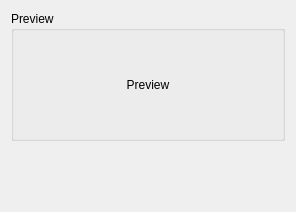
Old version of the form Code/qtdcmPreviewWidget.ui in the repository qtdcm/qtdcm.
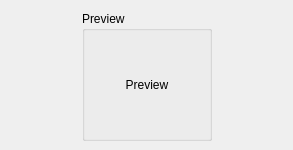
New version of the form.

What changed in the file:
```diff
--- a/Code/qtdcmPreviewWidget.ui
+++ b/Code/qtdcmPreviewWidget.ui
@@ -6,15 +6,27 @@
    <rect>
     <x>0</x>
     <y>0</y>
-    <width>296</width>
-    <height>212</height>
+    <width>293</width>
+    <height>150</height>
    </rect>
   </property>
+  <property name="minimumSize">
+   <size>
+    <width>0</width>
+    <height>150</height>
+   </size>
+  </property>
+  <property name="maximumSize">
+   <size>
+    <width>16777215</width>
+    <height>150</height>
+   </size>
+  </property>
   <property name="windowTitle">
    <string>Form</string>
   </property>
   <layout class="QGridLayout" name="gridLayout_2">
-   <item row="0" column="0">
+   <item row="0" column="1">
     <widget class="QGroupBox" name="previewGroupBox">
      <property name="minimumSize">
       <size>
@@ -26,6 +38,12 @@
       <string>Preview</string>
      </property>
      <layout class="QGridLayout" name="gridLayout">
+      <property name="margin">
+       <number>0</number>
+      </property>
+      <property name="spacing">
+       <number>0</number>
+      </property>
       <item row="0" column="0">
        <widget class="QLabel" name="imageLabel">
         <property name="text">
@@ -39,15 +57,28 @@
      </layout>
     </widget>
    </item>
-   <item row="1" column="0">
-    <spacer name="verticalSpacer">
+   <item row="0" column="0">
+    <spacer name="horizontalSpacer">
      <property name="orientation">
-      <enum>Qt::Vertical</enum>
+      <enum>Qt::Horizontal</enum>
      </property>
      <property name="sizeHint" stdset="0">
       <size>
-       <width>20</width>
-       <height>40</height>
+       <width>40</width>
+       <height>20</height>
+      </size>
+     </property>
+    </spacer>
+   </item>
+   <item row="0" column="2">
+    <spacer name="horizontalSpacer_2">
+     <property name="orientation">
+      <enum>Qt::Horizontal</enum>
+     </property>
+     <property name="sizeHint" stdset="0">
+      <size>
+       <width>40</width>
+       <height>20</height>
       </size>
      </property>
     </spacer>
```
